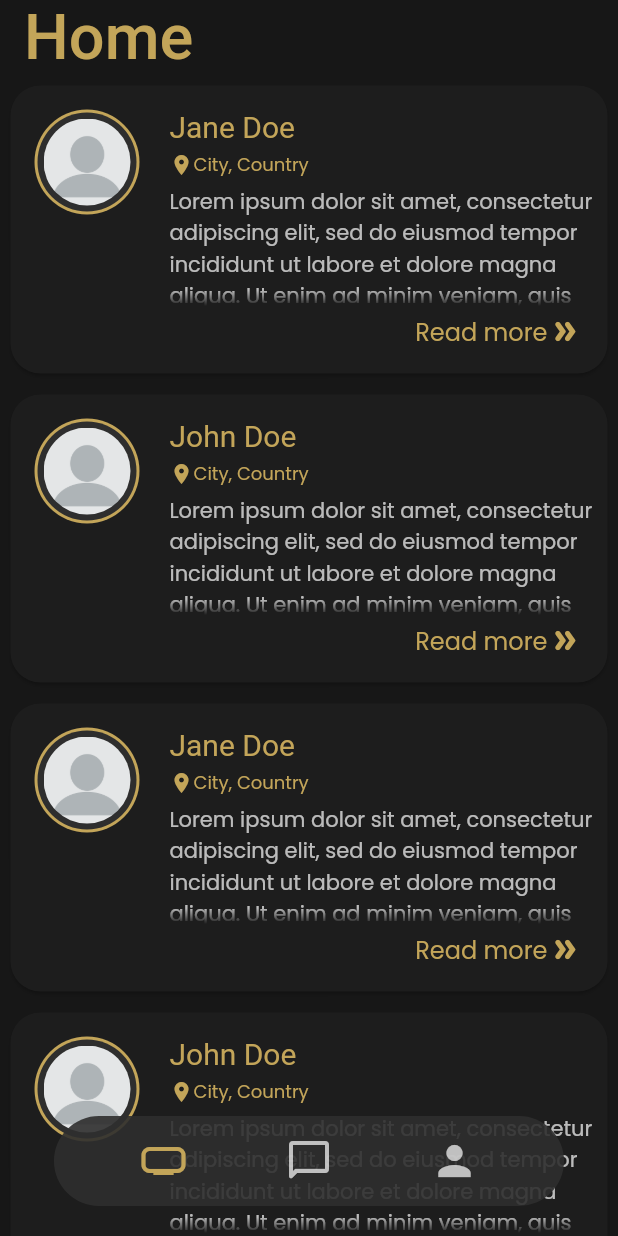
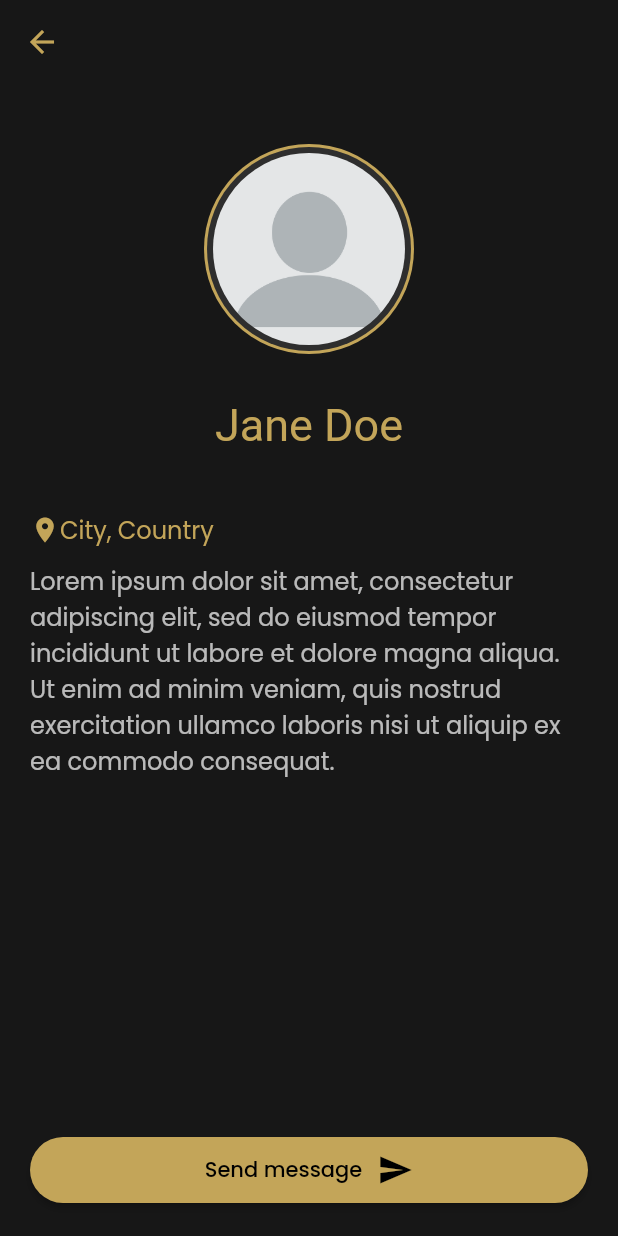
Before and after one commit to Drysen1/Flutter_Social_Network_UI_Concept, a Flutter app: the screen it shows after launch, after a tap on "Jane Doe", on a phone screen of 412 x 824 dp. Run offline on Flutter 3.47's test engine with Material 2 defaults, Android fonts, the phone set to English and light mode, and no system bars; our stand-ins replace equatable, flutter_bloc, google_fonts.

Commit message:
Refactored profilescreen and logic to navigate to profile

```diff
--- a/lib/blocs/profile/profile_bloc.dart
+++ b/lib/blocs/profile/profile_bloc.dart
@@ -10,19 +10,22 @@ class ProfileBloc extends Bloc<ProfileEvent, ProfileState>{
   @override
   Stream<ProfileState> mapEventToState(ProfileEvent event) async* {
     if(event is LoadProfileEvent){
-      yield* _mapLoadProfileEventToState();
+      yield* _mapLoadProfileEventToState(event);
     }
   }
 
-  Stream<ProfileState> _mapLoadProfileEventToState() async*{
+  Stream<ProfileState> _mapLoadProfileEventToState(LoadProfileEvent event) async*{
     yield ProfileLoadingState();
-    var profile = _getProfile();
+    var profile = _getProfile(event.profileId);
     yield ProfileLoadedState(profile);
   }
 
-  ProfileModel _getProfile(){
+  ProfileModel _getProfile(int profileId){
     var profileRepository = ProfileRepository();
-    return profileRepository.getMyProfile();
+    if(profileId > 0){
+      return profileRepository.getProfileById(profileId);
+    } else{
+      return profileRepository.getMyProfile();
+    }
   }
-
 }
--- a/lib/blocs/profile/profile_event.dart
+++ b/lib/blocs/profile/profile_event.dart
@@ -5,4 +5,7 @@ class ProfileEvent extends Equatable{
   List<Object?> get props => [];
 }
 
-class LoadProfileEvent extends ProfileEvent{}
+class LoadProfileEvent extends ProfileEvent{
+  final int profileId;
+  LoadProfileEvent(this.profileId);
+}
--- a/lib/repository/profileRepository.dart
+++ b/lib/repository/profileRepository.dart
@@ -1,8 +1,8 @@
 import 'package:flutter_social_network_ui_concept/models/profileModel.dart';
 
 class ProfileRepository {
-    var _janeDoe = ProfileModel(0, "Jane", "Doe", "Lorem ipsum dolor sit amet, consectetur adipiscing elit, sed do eiusmod tempor incididunt ut labore et dolore magna aliqua. Ut enim ad minim veniam, quis nostrud exercitation ullamco laboris nisi ut aliquip ex ea commodo consequat.", "City, Country", 'assets/images/profileImage.png');
-    var _johnDoe = ProfileModel(0, "John", "Doe", "Lorem ipsum dolor sit amet, consectetur adipiscing elit, sed do eiusmod tempor incididunt ut labore et dolore magna aliqua. Ut enim ad minim veniam, quis nostrud exercitation ullamco laboris nisi ut aliquip ex ea commodo consequat.", "City, Country", 'assets/images/profileImage.png');
+  var _janeDoe = ProfileModel(0, "Jane", "Doe", "Lorem ipsum dolor sit amet, consectetur adipiscing elit, sed do eiusmod tempor incididunt ut labore et dolore magna aliqua. Ut enim ad minim veniam, quis nostrud exercitation ullamco laboris nisi ut aliquip ex ea commodo consequat.", "City, Country", 'assets/images/profileImage.png');
+  var _johnDoe = ProfileModel(0, "John", "Doe", "Lorem ipsum dolor sit amet, consectetur adipiscing elit, sed do eiusmod tempor incididunt ut labore et dolore magna aliqua. Ut enim ad minim veniam, quis nostrud exercitation ullamco laboris nisi ut aliquip ex ea commodo consequat.", "City, Country", 'assets/images/profileImage.png');
 
   List<ProfileModel> getProfiles(){
     List<ProfileModel> profiles = [];
@@ -19,6 +19,11 @@ class ProfileRepository {
     return profiles;
   }
 
+  ProfileModel getProfileById(int profileId){
+    var profiles = getProfiles();
+    return profiles.where((x) => x.id == profileId).first;
+  }
+
   ProfileModel getMyProfile(){
     return _janeDoe;
   }
--- a/lib/screens/profileScreen.dart
+++ b/lib/screens/profileScreen.dart
@@ -1,14 +1,19 @@
 import 'package:flutter/material.dart';
 import 'package:flutter_bloc/flutter_bloc.dart';
-import 'package:flutter_social_network_ui_concept/blocs/home/home_event.dart';
 import 'package:flutter_social_network_ui_concept/blocs/profile/profile_bloc.dart';
 import 'package:flutter_social_network_ui_concept/blocs/profile/profile_event.dart';
 import 'package:flutter_social_network_ui_concept/blocs/profile/profile_state.dart';
+import 'package:flutter_social_network_ui_concept/widgets/profile/informationText.dart';
+import 'package:flutter_social_network_ui_concept/widgets/profile/locationHolder.dart';
+import 'package:flutter_social_network_ui_concept/widgets/profile/sendMessageButton.dart';
+import 'package:flutter_social_network_ui_concept/widgets/profile/userProfileImage.dart';
+import 'package:flutter_social_network_ui_concept/widgets/profile/usernameText.dart';
 import 'package:flutter_social_network_ui_concept/widgets/profileImage.dart';
 import 'package:google_fonts/google_fonts.dart';
 
 class ProfileScreen extends StatefulWidget {
-  const ProfileScreen({ Key? key }) : super(key: key);
+  final int profileId;
+  const ProfileScreen({ Key? key, required this.profileId }) : super(key: key);
 
   @override
   _ProfileScreenState createState() => _ProfileScreenState();
@@ -20,12 +25,28 @@ class _ProfileScreenState extends State<ProfileScreen> {
   @override
   void initState() {
     _profileBloc = BlocProvider.of<ProfileBloc>(context);
-    _profileBloc.add(LoadProfileEvent());
+    _profileBloc.add(LoadProfileEvent(this.widget.profileId));
     super.initState();
   }
 
   @override
   Widget build(BuildContext context) {
+    return this.widget.profileId > 0 ? _scaffoldUI() : _mainUI();
+  }
+
+  Widget _scaffoldUI(){
+    return Scaffold(
+      appBar: AppBar(
+        backgroundColor: Colors.transparent,
+        shadowColor: Colors.transparent,
+        iconTheme: IconThemeData(color: Theme.of(context).primaryColor),
+      ),
+      backgroundColor: Theme.of(context).backgroundColor,
+      body: _mainUI(),
+    );
+  }
+
+  Widget _mainUI(){
     var size = MediaQuery.of(context).size;
     return SafeArea(
       child: Align(
@@ -33,115 +54,25 @@ class _ProfileScreenState extends State<ProfileScreen> {
         child: Container(
           width: size.width > 700 ? 700 : double.infinity,
           padding: EdgeInsets.all(20),
-          child: _mainUI(),
+          child: _mainColumn(),
         ),
       )
     );
   }
 
-  Widget _mainUI(){
+  Widget _mainColumn(){
     return Column(children: [
         SizedBox(height: 20,),
-        _profileImage(),
+        UserProfileImage(),
         SizedBox(height: 30,),
-        _username(),
+        UsernameText(),
         SizedBox(height: 40,),
-        _locationHolder(),
+        LocationHolder(),
         SizedBox(height: 10,),
-        _informationText()
+        InformationText(),
+        Spacer(),
+        this.widget.profileId > 0 ? SendMessageButton() : Container()
       ],
     );
   }
-
-  Widget _profileImage(){
-    return BlocBuilder<ProfileBloc, ProfileState>(
-      buildWhen: (oldState, newState){
-        return newState is ProfileLoadedState;
-      },
-      builder: (context, state){
-        var image = "assets/images/profileImage.png";
-        if(state is ProfileLoadedState){
-          image = state.profile.image;
-        }
-        return ProfileImage(image: image, size: 140);
-      }
-    );
-  }
-
-  Widget _username(){
-    return BlocBuilder<ProfileBloc, ProfileState>(
-      buildWhen: (oldState, newState){
-        return newState is ProfileLoadedState;
-      },
-      builder: (context, state){
-        var username = "";
-        if(state is ProfileLoadedState){
-          username = "${state.profile.firstName} ${state.profile.lastName}";
-        }
-        return Text(
-          username,
-          style: GoogleFonts.yesevaOne(
-            color: Theme.of(context).primaryColor,
-            fontSize: 30
-          )
-        );
-      }
-    );
-  }
-
-  Widget _locationHolder(){
-    return BlocBuilder<ProfileBloc, ProfileState>(
-      buildWhen: (oldState, newState){
-        return newState is ProfileLoadedState;
-      },
-      builder: (context, state){
-        var location = "";
-        if(state is ProfileLoadedState){
-          location = state.profile.location;
-        }
-        return _location(location);
-      }
-    );
-  }
-
-  Widget _location(String location){
-    return Row(
-      children: [
-        Icon(
-          Icons.place,
-          size: 20,
-          color: Theme.of(context).primaryColor,
-        ),
-        Text(
-          location,
-          style: GoogleFonts.poppins(
-            color: Theme.of(context).primaryColor,
-            fontSize: 16
-          ),
-        ),
-      ],
-    );
-  }
-
-  Widget _informationText(){
-    return BlocBuilder<ProfileBloc, ProfileState>(
-      buildWhen: (oldState, newState){
-        return newState is ProfileLoadedState;
-      },
-      builder: (context, state){
-        var information = "";
-        if(state is ProfileLoadedState){
-          information = state.profile.information;
-        }
-        return Text(
-          information,
-          style: GoogleFonts.poppins(
-            color: Colors.white70,
-            fontSize: 16
-          ),
-          overflow: TextOverflow.fade,
-        );
-      }
-    );
-  }
 }
--- a/lib/screens/tabScreen.dart
+++ b/lib/screens/tabScreen.dart
@@ -75,7 +75,7 @@ class _TabScreenState extends State<TabScreen> {
         ),
         BlocProvider(
           create: (context) => ProfileBloc(),
-          child: ProfileScreen()
+          child: ProfileScreen(profileId: 0,)
         ),
       ],
       onPageChanged: (int pageIndex){
--- a/lib/widgets/home/profileGridCard.dart
+++ b/lib/widgets/home/profileGridCard.dart
@@ -1,5 +1,8 @@
 import 'package:flutter/material.dart';
+import 'package:flutter_bloc/flutter_bloc.dart';
+import 'package:flutter_social_network_ui_concept/blocs/profile/profile_bloc.dart';
 import 'package:flutter_social_network_ui_concept/models/profileModel.dart';
+import 'package:flutter_social_network_ui_concept/screens/profileScreen.dart';
 import 'package:flutter_social_network_ui_concept/widgets/profileImage.dart';
 import 'package:google_fonts/google_fonts.dart';
 
@@ -32,7 +35,16 @@ class _ProfileGridCardState extends State<ProfileGridCard> {
         padding: EdgeInsets.fromLTRB(16, 16, 8, 16),
         child: _informationRow()
       ),
-      onTap: (){}
+      onTap: (){
+        Navigator.of(context).push(
+          MaterialPageRoute(
+          builder: (BuildContext context) =>
+            BlocProvider(
+              create: (context) => ProfileBloc(),
+              child: ProfileScreen(profileId: this.widget.profile.id))
+          )
+        );
+      }
     );
   }
 
--- /dev/null
+++ b/lib/widgets/profile/informationText.dart
@@ -0,0 +1,37 @@
+import 'package:flutter/material.dart';
+import 'package:flutter_bloc/flutter_bloc.dart';
+import 'package:flutter_social_network_ui_concept/blocs/profile/profile_bloc.dart';
+import 'package:flutter_social_network_ui_concept/blocs/profile/profile_state.dart';
+import 'package:google_fonts/google_fonts.dart';
+
+class InformationText extends StatefulWidget {
+  const InformationText({ Key? key }) : super(key: key);
+
+  @override
+  _InformationTextState createState() => _InformationTextState();
+}
+
+class _InformationTextState extends State<InformationText> {
+  @override
+  Widget build(BuildContext context) {
+    return BlocBuilder<ProfileBloc, ProfileState>(
+      buildWhen: (oldState, newState){
+        return newState is ProfileLoadedState;
+      },
+      builder: (context, state){
+        var information = "";
+        if(state is ProfileLoadedState){
+          information = state.profile.information;
+        }
+        return Text(
+          information,
+          style: GoogleFonts.poppins(
+            color: Colors.white70,
+            fontSize: 16
+          ),
+          overflow: TextOverflow.fade,
+        );
+      }
+    );
+  }
+}
--- /dev/null
+++ b/lib/widgets/profile/locationHolder.dart
@@ -0,0 +1,49 @@
+import 'package:flutter/material.dart';
+import 'package:flutter_bloc/flutter_bloc.dart';
+import 'package:flutter_social_network_ui_concept/blocs/profile/profile_bloc.dart';
+import 'package:flutter_social_network_ui_concept/blocs/profile/profile_state.dart';
+import 'package:google_fonts/google_fonts.dart';
+
+class LocationHolder extends StatefulWidget {
+  const LocationHolder({ Key? key }) : super(key: key);
+
+  @override
+  _LocationHolderState createState() => _LocationHolderState();
+}
+
+class _LocationHolderState extends State<LocationHolder> {
+  @override
+  Widget build(BuildContext context) {
+    return BlocBuilder<ProfileBloc, ProfileState>(
+      buildWhen: (oldState, newState){
+        return newState is ProfileLoadedState;
+      },
+      builder: (context, state){
+        var location = "";
+        if(state is ProfileLoadedState){
+          location = state.profile.location;
+        }
+        return _location(location);
+      }
+    );
+  }
+
+  Widget _location(String location){
+    return Row(
+      children: [
+        Icon(
+          Icons.place,
+          size: 20,
+          color: Theme.of(context).primaryColor,
+        ),
+        Text(
+          location,
+          style: GoogleFonts.poppins(
+            color: Theme.of(context).primaryColor,
+            fontSize: 16
+          ),
+        ),
+      ],
+    );
+  }
+}
--- /dev/null
+++ b/lib/widgets/profile/sendMessageButton.dart
@@ -0,0 +1,50 @@
+import 'package:flutter/material.dart';
+import 'package:google_fonts/google_fonts.dart';
+
+class SendMessageButton extends StatefulWidget {
+  const SendMessageButton({ Key? key }) : super(key: key);
+
+  @override
+  _SendMessageButtonState createState() => _SendMessageButtonState();
+}
+
+class _SendMessageButtonState extends State<SendMessageButton> {
+  @override
+  Widget build(BuildContext context) {
+    return ElevatedButton(
+      style: ElevatedButton.styleFrom(
+        primary: Theme.of(context).primaryColor,
+        padding: EdgeInsets.all(10.0),
+        shape: RoundedRectangleBorder(
+          borderRadius: BorderRadius.circular(30)
+        ),
+      ),
+      child: Row(
+        mainAxisAlignment: MainAxisAlignment.center,
+        children: [
+          _buttonText(),
+          SizedBox(width: 10,),
+          _buttonIcon()
+        ],
+      ),
+      onPressed: (){}
+    );
+  }
+
+  Widget _buttonText(){
+    return Text(
+      "Send message",
+      style: GoogleFonts.poppins(
+      color: Colors.black,
+      fontSize: 14
+      ),
+    );
+  }
+
+  Widget _buttonIcon(){
+    return Icon(
+      Icons.send,
+      color: Colors.black,
+    );
+  }
+}
--- /dev/null
+++ b/lib/widgets/profile/userProfileImage.dart
@@ -0,0 +1,30 @@
+import 'package:flutter/material.dart';
+import 'package:flutter_bloc/flutter_bloc.dart';
+import 'package:flutter_social_network_ui_concept/blocs/profile/profile_bloc.dart';
+import 'package:flutter_social_network_ui_concept/blocs/profile/profile_state.dart';
+import 'package:flutter_social_network_ui_concept/widgets/profileImage.dart';
+
+class UserProfileImage extends StatefulWidget {
+  const UserProfileImage({ Key? key }) : super(key: key);
+
+  @override
+  _UserProfileImageState createState() => _UserProfileImageState();
+}
+
+class _UserProfileImageState extends State<UserProfileImage> {
+  @override
+  Widget build(BuildContext context) {
+    return BlocBuilder<ProfileBloc, ProfileState>(
+      buildWhen: (oldState, newState){
+        return newState is ProfileLoadedState;
+      },
+      builder: (context, state){
+        var image = "assets/images/profileImage.png";
+        if(state is ProfileLoadedState){
+          image = state.profile.image;
+        }
+        return ProfileImage(image: image, size: 140);
+      }
+    );
+  }
+}
--- /dev/null
+++ b/lib/widgets/profile/usernameText.dart
@@ -0,0 +1,36 @@
+import 'package:flutter/material.dart';
+import 'package:flutter_bloc/flutter_bloc.dart';
+import 'package:flutter_social_network_ui_concept/blocs/profile/profile_bloc.dart';
+import 'package:flutter_social_network_ui_concept/blocs/profile/profile_state.dart';
+import 'package:google_fonts/google_fonts.dart';
+
+class UsernameText extends StatefulWidget {
+  const UsernameText({ Key? key }) : super(key: key);
+
+  @override
+  _UsernameTextState createState() => _UsernameTextState();
+}
+
+class _UsernameTextState extends State<UsernameText> {
+  @override
+  Widget build(BuildContext context) {
+    return BlocBuilder<ProfileBloc, ProfileState>(
+      buildWhen: (oldState, newState){
+        return newState is ProfileLoadedState;
+      },
+      builder: (context, state){
+        var username = "";
+        if(state is ProfileLoadedState){
+          username = "${state.profile.firstName} ${state.profile.lastName}";
+        }
+        return Text(
+          username,
+          style: GoogleFonts.yesevaOne(
+            color: Theme.of(context).primaryColor,
+            fontSize: 30
+          )
+        );
+      }
+    );
+  }
+}
```
